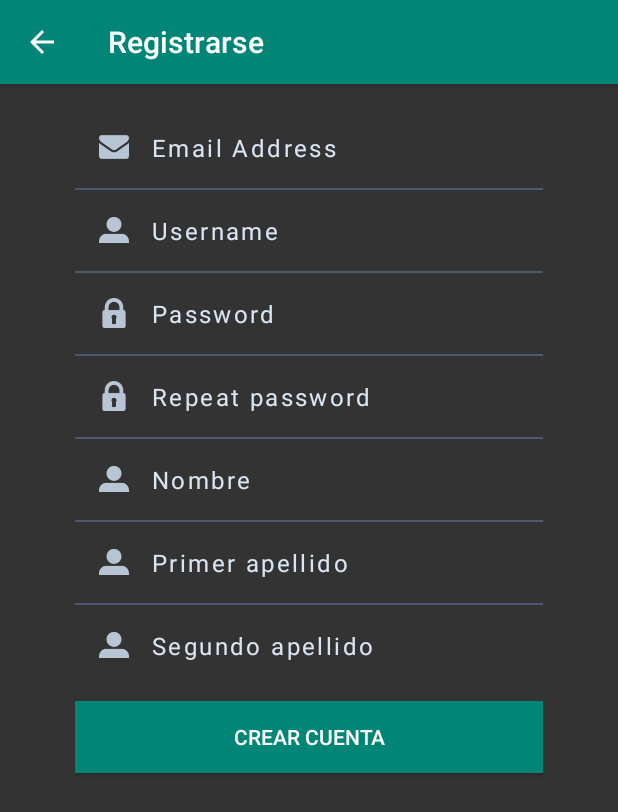
After one commit to jmv74211/Easybuy, an Android app: the RegisterActivity screen opened directly, with no data from a screen before it, on a phone screen of 412 x 824 dp. The commit adds this screen. Shown: the top 812 px of the screen. Run offline under Robolectric (Android 15) with nearby library versions, the phone set to English and light mode, and no system bars.

Commit message:
Añade layout de login y registro

```diff
--- /dev/null
+++ b/android/app/src/main/java/com/jmv74211/easybuy/Activities/RegisterActivity.java
@@ -0,0 +1,26 @@
+package com.jmv74211.easybuy.Activities;
+
+import android.support.v7.app.AppCompatActivity;
+import android.os.Bundle;
+import android.support.v7.widget.Toolbar;
+
+import com.jmv74211.easybuy.R;
+
+
+public class RegisterActivity extends AppCompatActivity {
+
+    private Toolbar appbar;
+
+    @Override
+    protected void onCreate(Bundle savedInstanceState) {
+        super.onCreate(savedInstanceState);
+        setContentView(R.layout.activity_register);
+
+        appbar = (Toolbar) findViewById(R.id.app_bar);
+        setSupportActionBar(appbar);
+        getSupportActionBar().setTitle(getResources().getString(R.string.signup));
+        getSupportActionBar().setDisplayHomeAsUpEnabled(true);
+
+
+    }
+}
--- /dev/null
+++ b/android/app/src/main/res/drawable-v24/grdnt.xml
@@ -0,0 +1,7 @@
+<shape xmlns:android="http://schemas.android.com/apk/res/android"
+    android:shape="rectangle">
+    <gradient
+        android:startColor="#333333"
+        android:endColor="#333333"
+        android:angle="90" />
+</shape>
--- /dev/null
+++ b/android/app/src/main/res/drawable-v24/ic_close.xml
@@ -0,0 +1,5 @@
+<vector android:height="24dp" android:tint="#FFFFFF"
+    android:viewportHeight="24.0" android:viewportWidth="24.0"
+    android:width="24dp" xmlns:android="http://schemas.android.com/apk/res/android">
+    <path android:fillColor="#FF000000" android:pathData="M19,6.41L17.59,5 12,10.59 6.41,5 5,6.41 10.59,12 5,17.59 6.41,19 12,13.41 17.59,19 19,17.59 13.41,12z"/>
+</vector>
--- /dev/null
+++ b/android/app/src/main/res/layout/activity_register.xml
@@ -0,0 +1,236 @@
+<?xml version="1.0" encoding="utf-8"?>
+<RelativeLayout xmlns:android="http://schemas.android.com/apk/res/android"
+    xmlns:app="http://schemas.android.com/apk/res-auto"
+    android:layout_width="match_parent"
+    android:layout_height="match_parent">
+
+    <include
+        android:id="@+id/app_bar"
+        layout="@layout/app_bar" />
+
+
+    <LinearLayout
+        android:layout_below="@+id/app_bar"
+        android:layout_width="match_parent"
+        android:layout_height="match_parent"
+        android:background="@drawable/grdnt"
+        android:paddingLeft="50dp"
+        android:paddingRight="50dp"
+        android:layout_centerHorizontal="true"
+        android:orientation="vertical">
+        <LinearLayout
+            android:layout_marginTop="15dp"
+            android:layout_width="match_parent"
+            android:layout_height="wrap_content"
+            android:orientation="horizontal"
+
+            android:padding="16dp">
+            <ImageView
+                android:layout_width="20dp"
+                android:layout_height="20dp"
+                android:src="@drawable/message"
+                android:layout_gravity="center"/>
+            <EditText
+                android:id="@+id/emailText"
+                android:layout_width="match_parent"
+                android:layout_height="wrap_content"
+                android:hint="Email Address"
+                android:textColorHint="#d9e5f3"
+                android:layout_marginLeft="15dp"
+                android:background="#00000000"
+                android:letterSpacing="0.1"
+                android:textSize="16dp"
+                android:inputType="text"
+                android:textColor="#fff"
+                />
+        </LinearLayout>
+        <LinearLayout
+            android:layout_width="match_parent"
+            android:layout_height="1dp"
+            android:background="#4a5a71"></LinearLayout>
+        <LinearLayout
+            android:layout_width="match_parent"
+            android:layout_height="wrap_content"
+            android:orientation="horizontal"
+            android:padding="16dp">
+            <ImageView
+                android:layout_width="20dp"
+                android:layout_height="20dp"
+                android:src="@drawable/usrusr"
+                android:layout_gravity="center"/>
+            <EditText
+                android:id="@+id/usernameText"
+                android:layout_width="match_parent"
+                android:layout_height="wrap_content"
+                android:hint="Username"
+                android:textColorHint="#d9e5f3"
+                android:layout_marginLeft="15dp"
+                android:background="#00000000"
+                android:letterSpacing="0.1"
+                android:textSize="16dp"
+                android:inputType="text"
+                android:textColor="#fff"
+                />
+        </LinearLayout>
+        <LinearLayout
+            android:layout_width="match_parent"
+            android:layout_height="1dp"
+            android:background="#4a5a71"></LinearLayout>
+        <LinearLayout
+            android:layout_width="match_parent"
+            android:layout_height="wrap_content"
+            android:orientation="horizontal"
+            android:padding="16dp">
+            <ImageView
+                android:layout_width="20dp"
+                android:layout_height="20dp"
+                android:src="@drawable/pswd"
+                android:layout_gravity="center"/>
+            <EditText
+                android:id="@+id/passwordText"
+                android:layout_width="match_parent"
+                android:layout_height="wrap_content"
+                android:hint="Password"
+                android:textColorHint="#d9e5f3"
+                android:layout_marginLeft="15dp"
+                android:background="#00000000"
+                android:inputType="textPassword"
+                android:letterSpacing="0.1"
+                android:textSize="16dp"
+                android:textColor="#fff"
+                />
+        </LinearLayout>
+        <LinearLayout
+            android:layout_width="match_parent"
+            android:layout_height="1dp"
+            android:background="#4a5a71"></LinearLayout>
+        <LinearLayout
+            android:layout_width="match_parent"
+            android:layout_height="wrap_content"
+            android:orientation="horizontal"
+            android:padding="16dp">
+            <ImageView
+                android:layout_width="20dp"
+                android:layout_height="20dp"
+                android:src="@drawable/pswd"
+                android:layout_gravity="center"/>
+            <EditText
+                android:id="@+id/repeatPasswordText"
+                android:layout_width="match_parent"
+                android:layout_height="wrap_content"
+                android:hint="Repeat password"
+                android:textColorHint="#d9e5f3"
+                android:layout_marginLeft="15dp"
+                android:background="#00000000"
+                android:letterSpacing="0.1"
+                android:textSize="16dp"
+                android:inputType="textPassword"
+                android:textColor="#fff"
+                />
+        </LinearLayout>
+        <LinearLayout
+            android:layout_width="match_parent"
+            android:layout_height="1dp"
+            android:background="#4a5a71"></LinearLayout>
+
+
+        <LinearLayout
+            android:layout_width="match_parent"
+            android:layout_height="wrap_content"
+            android:orientation="horizontal"
+            android:padding="16dp">
+            <ImageView
+                android:layout_width="20dp"
+                android:layout_height="20dp"
+                android:src="@drawable/usrusr"
+                android:layout_gravity="center"/>
+            <EditText
+                android:id="@+id/nameText"
+                android:layout_width="match_parent"
+                android:layout_height="wrap_content"
+                android:hint="@string/name"
+                android:textColorHint="#d9e5f3"
+                android:layout_marginLeft="15dp"
+                android:background="#00000000"
+                android:letterSpacing="0.1"
+                android:textSize="16dp"
+                android:textColor="#fff"
+                />
+
+        </LinearLayout>
+
+
+        <LinearLayout
+            android:layout_width="match_parent"
+            android:layout_height="1dp"
+            android:background="#4a5a71"></LinearLayout>
+
+        <LinearLayout
+            android:layout_width="match_parent"
+            android:layout_height="wrap_content"
+            android:orientation="horizontal"
+            android:padding="16dp">
+            <ImageView
+                android:layout_width="20dp"
+                android:layout_height="20dp"
+                android:src="@drawable/usrusr"
+                android:layout_gravity="center"/>
+            <EditText
+                android:id="@+id/firstNameText"
+                android:layout_width="match_parent"
+                android:layout_height="wrap_content"
+                android:hint="@string/firstName"
+                android:textColorHint="#d9e5f3"
+                android:layout_marginLeft="15dp"
+                android:background="#00000000"
+                android:letterSpacing="0.1"
+                android:textSize="16dp"
+                android:textColor="#fff"
+                />
+
+        </LinearLayout>
+
+        <LinearLayout
+            android:layout_width="match_parent"
+            android:layout_height="1dp"
+            android:background="#4a5a71"></LinearLayout>
+
+        <LinearLayout
+            android:layout_width="match_parent"
+            android:layout_height="wrap_content"
+            android:orientation="horizontal"
+            android:padding="16dp">
+            <ImageView
+                android:layout_width="20dp"
+                android:layout_height="20dp"
+                android:src="@drawable/usrusr"
+                android:layout_gravity="center"/>
+            <EditText
+                android:id="@+id/secondNameText"
+                android:layout_width="match_parent"
+                android:layout_height="wrap_content"
+                android:hint="@string/secondName"
+                android:textColorHint="#d9e5f3"
+                android:layout_marginLeft="15dp"
+                android:background="#00000000"
+                android:letterSpacing="0.1"
+                android:textSize="16dp"
+                android:textColor="#fff"
+               />
+
+        </LinearLayout>
+
+        <Button
+            android:layout_marginTop="10dp"
+            android:id="@+id/registerButton"
+            android:layout_width="match_parent"
+            android:layout_height="wrap_content"
+            android:background="@color/colorPrimary"
+            android:textColor="@color/white"
+            android:text="@string/createAccount" />
+
+
+    </LinearLayout>
+
+
+</RelativeLayout>
--- /dev/null
+++ b/android/app/src/main/res/layout/app_bar.xml
@@ -0,0 +1,11 @@
+<?xml version="1.0" encoding="utf-8"?>
+<android.support.v7.widget.Toolbar xmlns:android="http://schemas.android.com/apk/res/android"
+    xmlns:app="http://schemas.android.com/apk/res-auto"
+    android:layout_width="match_parent"
+    android:layout_height="wrap_content"
+    android:background="@color/colorPrimary"
+    android:elevation="4dp"
+    app:theme="@style/ThemeOverlay.AppCompat.Dark.ActionBar"
+    app:popupTheme="@style/ThemeOverlay.AppCompat.Light"
+    >
+</android.support.v7.widget.Toolbar>
--- a/android/app/src/main/res/values/strings.xml
+++ b/android/app/src/main/res/values/strings.xml
@@ -3,6 +3,16 @@
     <string name="user">Usuario</string>
     <string name="password">Contraseña</string>
     <string name="logIn">Iniciar sesión</string>
-    <string name="clickHereToCreate">Pulsar aquí para crear cuenta</string>
+    <string name="clickHereToCreate">¿Necesitas cuenta? Regístrate aquí</string>
+
+    <string name="createUserAccount">Registrarse</string>
+    <string name="email">Email</string>
+    <string name="username">Nombre de usuario</string>
+    <string name="repatPassword">Vuelve a escribir la contraseña</string>
+    <string name="name">Nombre</string>
+    <string name="firstName">Primer apellido</string>
+    <string name="secondName">Segundo apellido</string>
+    <string name="signup">Registrarse</string>
+    <string name="createAccount">Crear cuenta</string>
 
 </resources>
--- a/android/app/src/main/res/values/styles.xml
+++ b/android/app/src/main/res/values/styles.xml
@@ -6,6 +6,10 @@
         <item name="colorPrimary">@color/colorPrimary</item>
         <item name="colorPrimaryDark">@color/colorPrimaryDark</item>
         <item name="colorAccent">@color/colorAccent</item>
+
+        <item name="android:windowNoTitle">true</item>
+        <item name="android:windowFullscreen">true</item>
+
     </style>
 
 </resources>
```
Also changed, not shown: android/app/src/main/AndroidManifest.xml (+6 -1 lines), android/app/src/main/java/com/jmv74211/easybuy/Activities/LoginActivity.java (renamed from android/app/src/main/java/com/jmv74211/easybuy/LoginActivity.java, +5 -2 lines), android/app/src/main/res/layout/activity_login.xml (+94 -31 lines), android/app/src/main/res/layout/activity_register2.xml (added, +276 -0 lines), android/app/src/main/res/drawable-v24/ibytes.png (added), android/app/src/main/res/drawable-v24/logo.png, android/app/src/main/res/drawable-v24/logo_login.png (added), android/app/src/main/res/drawable-v24/message.png (added), android/app/src/main/res/drawable-v24/phonemob.png (added), android/app/src/main/res/drawable-v24/pswd.png (added), android/app/src/main/res/drawable-v24/text_login.png (added), android/app/src/main/res/drawable-v24/usrusr.png (added).
